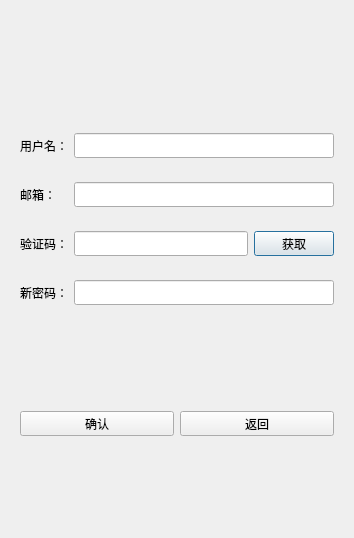
Above: ChatClient/resetdialog.ui from zyuhao7/WeChat before the change. Below: the same form after it.
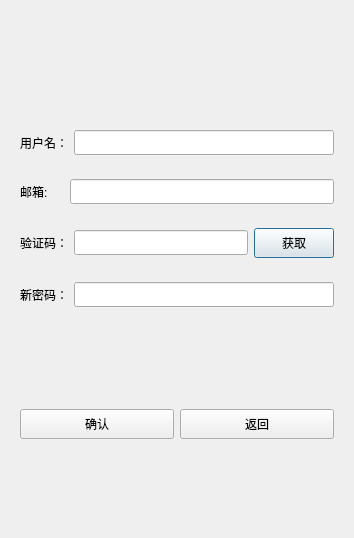
That is the form after the change. Custom widgets are drawn as their Qt base class.

Patch:
```diff
--- a/ChatClient/resetdialog.ui
+++ b/ChatClient/resetdialog.ui
@@ -97,18 +97,18 @@
        <widget class="QLabel" name="email_lb">
         <property name="minimumSize">
          <size>
-          <width>48</width>
+          <width>0</width>
           <height>25</height>
          </size>
         </property>
         <property name="maximumSize">
          <size>
-          <width>48</width>
+          <width>16777215</width>
           <height>25</height>
          </size>
         </property>
         <property name="text">
-         <string>邮箱：</string>
+         <string>邮箱:     </string>
         </property>
        </widget>
       </item>
@@ -174,13 +174,13 @@
         <property name="minimumSize">
          <size>
           <width>0</width>
-          <height>25</height>
+          <height>30</height>
          </size>
         </property>
         <property name="maximumSize">
          <size>
           <width>16777215</width>
-          <height>25</height>
+          <height>30</height>
          </size>
         </property>
         <property name="text">
@@ -253,13 +253,13 @@
         <property name="minimumSize">
          <size>
           <width>0</width>
-          <height>25</height>
+          <height>30</height>
          </size>
         </property>
         <property name="maximumSize">
          <size>
           <width>16777215</width>
-          <height>25</height>
+          <height>30</height>
          </size>
         </property>
         <property name="text">
@@ -272,13 +272,13 @@
         <property name="minimumSize">
          <size>
           <width>0</width>
-          <height>25</height>
+          <height>30</height>
          </size>
         </property>
         <property name="maximumSize">
          <size>
           <width>16777215</width>
-          <height>25</height>
+          <height>30</height>
          </size>
         </property>
         <property name="text">
```
Left out of the diff: 8 changed lines with no effect on the pictures.
